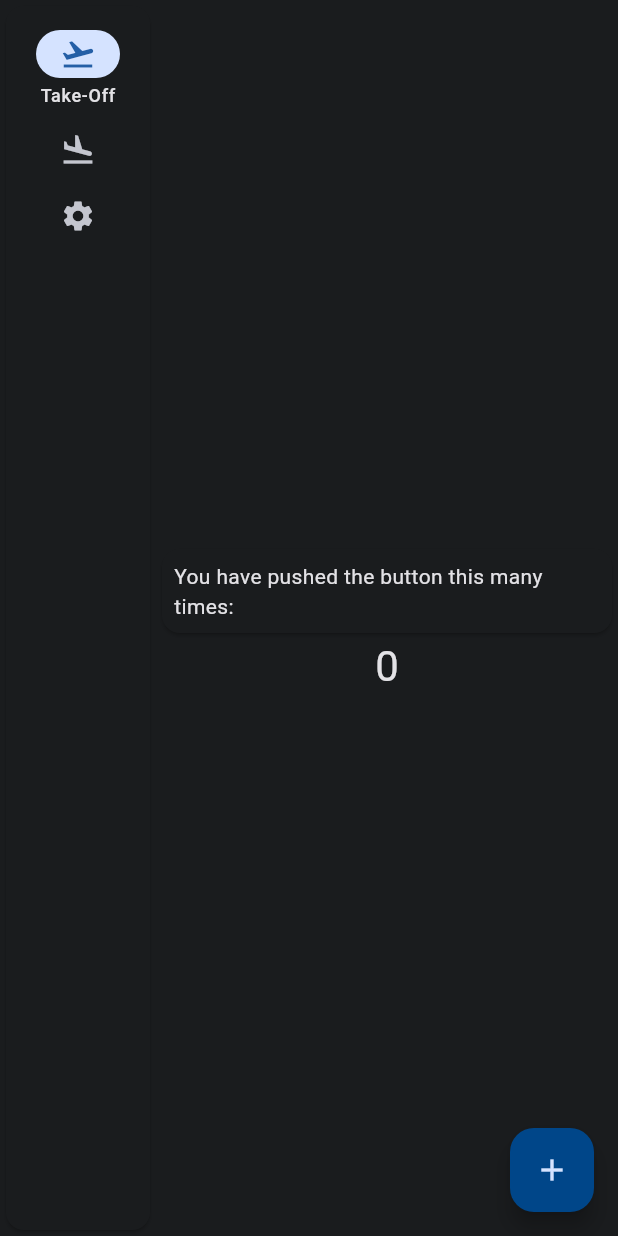
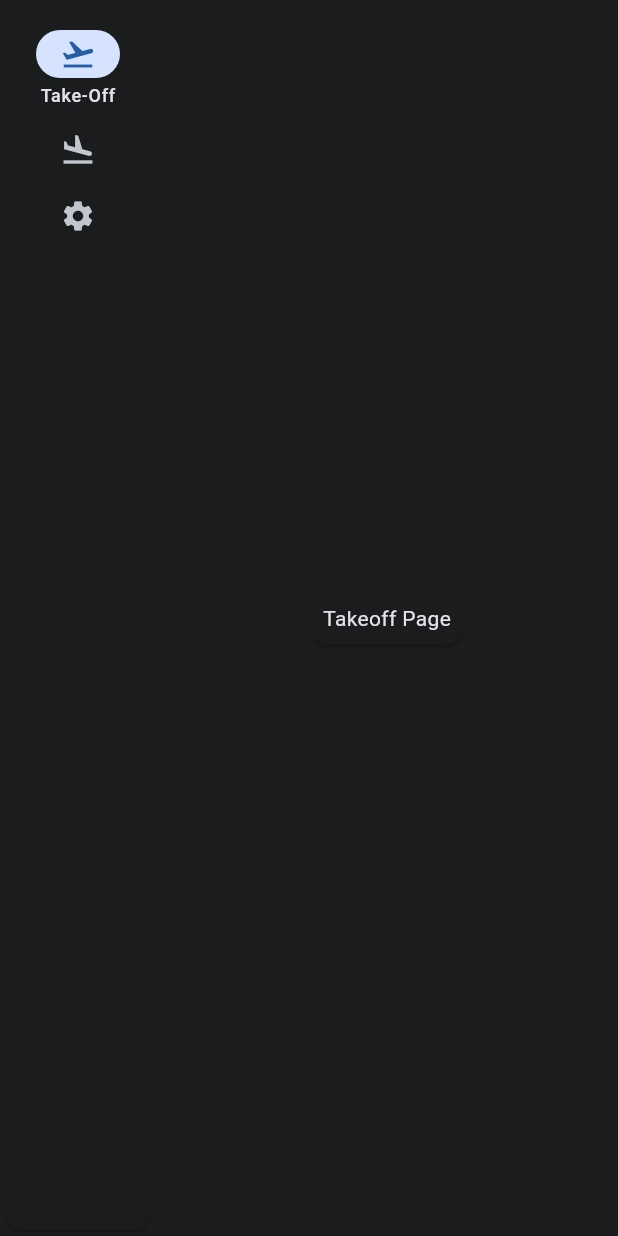
Before and after one commit to GusRodrigues86/unified-perf, a Flutter app: the screen it shows after launch, on a phone screen of 412 x 824 dp. Run offline on Flutter 3.47's test engine with Material 3 defaults, Android fonts, the phone set to English and light mode, and no system bars; our stand-ins replace flutter_riverpod, go_router, riverpod_annotation; generated files the repository leaves out were written again.

Commit message:
settings skelleton and shell routing

```diff
--- a/lib/src/home/presenter/home_page.dart
+++ b/lib/src/home/presenter/home_page.dart
@@ -2,24 +2,13 @@ import 'package:flutter/material.dart';
 
 import '../../widgets/widgets.dart';
 
-class HomePage extends StatefulWidget {
-  const HomePage({super.key});
+class HomePage extends StatelessWidget {
+  const HomePage({required this.child, super.key});
 
   static const String named = 'init';
   static const String path = '/';
 
-  @override
-  State<HomePage> createState() => _HomePageState();
-}
-
-class _HomePageState extends State<HomePage> {
-  int _counter = 0;
-
-  void _incrementCounter() {
-    setState(() {
-      _counter++;
-    });
-  }
+  final Widget child;
 
   @override
   Widget build(BuildContext context) {
@@ -27,33 +16,8 @@ class _HomePageState extends State<HomePage> {
       body: Row(
         children: [
           const DesktopNav(),
-          Expanded(
-            child: Center(
-              child: Column(
-                mainAxisAlignment: MainAxisAlignment.center,
-                children: <Widget>[
-                  const Card(
-                    child: Padding(
-                      padding: EdgeInsets.all(8),
-                      child: Text(
-                        'You have pushed the button this many times:',
-                      ),
-                    ),
-                  ),
-                  Text(
-                    '$_counter',
-                    style: Theme.of(context).textTheme.headlineMedium,
-                  ),
-                ],
-              ),
-            ),
-          ),
+          Expanded(child: child),
         ],
-      ),
-      floatingActionButton: FloatingActionButton(
-        onPressed: _incrementCounter,
-        tooltip: 'Increment',
-        child: const Icon(Icons.add),
       ),
     );
   }
--- /dev/null
+++ b/lib/src/landing/landing.dart
@@ -0,0 +1 @@
+export 'presenter/landing_page.dart';
--- a/lib/src/router/router.dart
+++ b/lib/src/router/router.dart
@@ -1,21 +1,46 @@
+import 'package:flutter/material.dart';
 import 'package:go_router/go_router.dart';
 import 'package:riverpod_annotation/riverpod_annotation.dart';
 
 import '../home/home.dart';
-import 'routes.dart';
+import '../landing/landing.dart';
+import '../settings/settings.dart';
+import '../takeoff/takeoff.dart';
 
 part 'router.g.dart';
+
+final _rootNavigatorKey = GlobalKey<NavigatorState>(debugLabel: 'root');
+final _shellNavigatorKey = GlobalKey<NavigatorState>(debugLabel: 'shell');
 
 @riverpod
 GoRouter router(RouterRef ref) {
   return GoRouter(
-    initialLocation: '/',
+    navigatorKey: _rootNavigatorKey,
+    initialLocation: '/takeoff',
     debugLogDiagnostics: true,
     routes: [
-      GoRoute(
-        path: Routes.home.path,
-        name: Routes.home.named,
-        builder: (context, state) => const HomePage(),
+      ShellRoute(
+        navigatorKey: _shellNavigatorKey,
+        builder: (context, state, child) => HomePage(
+          child: child,
+        ),
+        routes: [
+          GoRoute(
+            path: TakeoffPage.path,
+            name: TakeoffPage.named,
+            builder: (_, __) => const TakeoffPage(),
+          ),
+          GoRoute(
+            path: LandingPage.path,
+            name: LandingPage.named,
+            builder: (_, __) => const LandingPage(),
+          ),
+          GoRoute(
+            path: SettingsPage.path,
+            name: SettingsPage.named,
+            builder: (_, __) => const SettingsPage(),
+          ),
+        ],
       ),
     ],
   );
--- a/lib/src/router/routes.dart
+++ b/lib/src/router/routes.dart
@@ -1,20 +1,21 @@
-import '../home/home.dart';
+import '../landing/landing.dart';
+import '../settings/settings.dart';
+import '../takeoff/takeoff.dart';
 
 /// All known routes of the app for being easy to use
 enum Routes {
   /// path `/`
-  home(path: HomePage.path, named: HomePage.named),
+  // home(path: HomePage.path, named: HomePage.named),
 
   /// path `/settings`
-  settings(path: '/settings', named: 'settings'),
+  settings(path: SettingsPage.path),
 
-  /// path `/take_off`
-  takeoff(path: '/take_off', named: 'takeoff'),
+  /// path `/`
+  takeoff(path: TakeoffPage.path),
 
   /// path `/landing`
-  landing(path: '/landing', named: 'landing');
+  landing(path: LandingPage.path);
 
-  const Routes({required this.path, required this.named});
+  const Routes({required this.path});
   final String path;
-  final String named;
 }
--- /dev/null
+++ b/lib/src/settings/settings.dart
@@ -0,0 +1 @@
+export 'presenter/settings_page.dart';
--- /dev/null
+++ b/lib/src/takeoff/presenter/takeoff_page.dart
@@ -0,0 +1,28 @@
+import 'package:flutter/material.dart';
+
+class TakeoffPage extends StatelessWidget {
+  const TakeoffPage({super.key});
+
+  /// the path to `/`
+  static const String path = '/takeoff';
+
+  /// the named path to `/settings`
+  static const String named = 'takeoff';
+
+  @override
+  Widget build(BuildContext context) {
+    return const Column(
+      mainAxisAlignment: MainAxisAlignment.center,
+      children: <Widget>[
+        Card(
+          child: Padding(
+            padding: EdgeInsets.all(8),
+            child: Text(
+              'Takeoff Page',
+            ),
+          ),
+        ),
+      ],
+    );
+  }
+}
--- /dev/null
+++ b/lib/src/takeoff/takeoff.dart
@@ -0,0 +1 @@
+export 'presenter/takeoff_page.dart';
```
Also changed, not shown: lib/src/landing/presenter/landing_page.dart (added, +29 -0 lines), lib/src/settings/presenter/settings_page.dart (added, +29 -0 lines), lib/src/widgets/navigation/navigation_rail.dart (+21 -1 lines), lib/src/router/router.g.dart.
